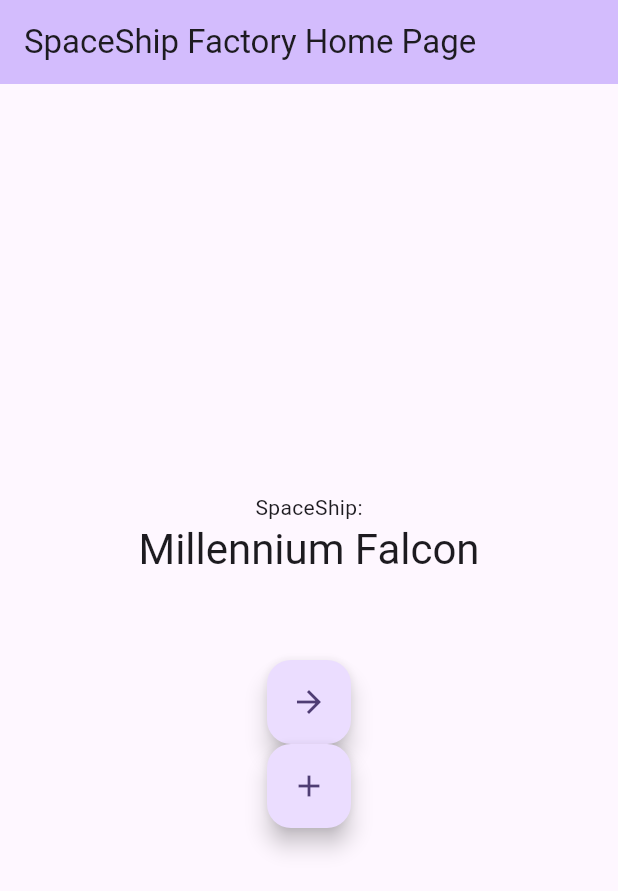
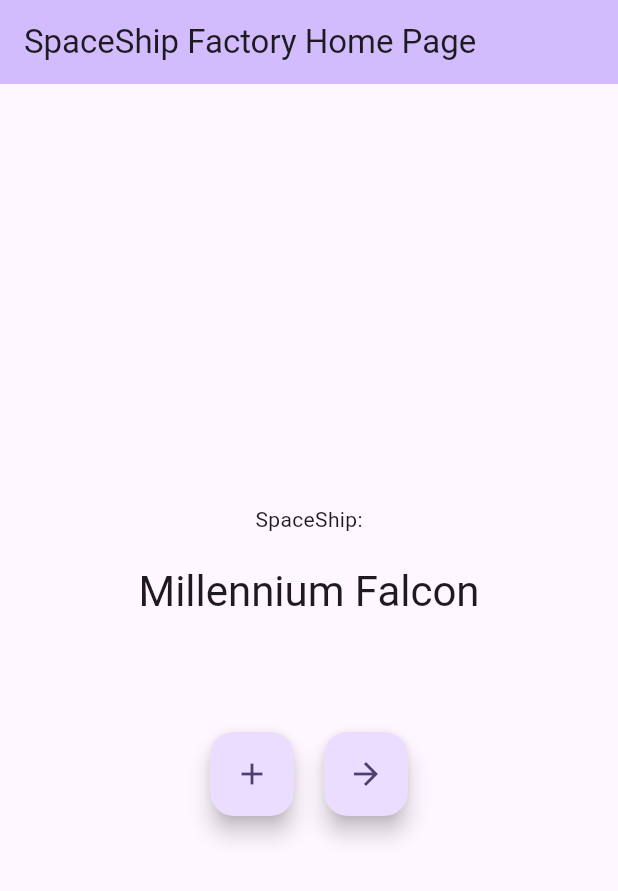
Before and after one commit to JoaoPauloUbaF/flutter_factory_design_pattern_challenge, a Flutter app: the screen it shows after launch, after a tap on the "add" icon, on a phone screen of 412 x 824 dp. Shown: the top 891 px of the screen. Run offline on Flutter 3.47's test engine with Material 2 defaults, Android fonts, the light colour scheme and no system bars.

Commit message:
updated UI

```diff
--- a/lib/main.dart
+++ b/lib/main.dart
@@ -41,6 +41,7 @@
     setState(() {
       spaceShip = Utils.generateRandomSpaceShip();
       _spaceShipName = spaceShip.getDisplay();
+      _spaceShipMovement = "";
     });
   }
 
@@ -58,6 +59,7 @@
             const Text(
               'SpaceShip:',
             ),
+            const SizedBox(height: 20),
             Text(
               _spaceShipName,
               style: Theme.of(context).textTheme.headlineMedium,
@@ -67,6 +69,16 @@
               _spaceShipMovement,
               style: Theme.of(context).textTheme.headlineMedium,
             ),
+            const SizedBox(height: 20),
+            Row(
+              mainAxisAlignment: MainAxisAlignment.center,
+              children: [
+                FloatingActionButton(
+                  onPressed: _newRandomSpaceShip,
+                  tooltip: 'Generate new SpaceShip',
+                  child: const Icon(Icons.add),
+                ),
+                const SizedBox(width: 20),
                 FloatingActionButton(
                     tooltip: 'Move SpaceShip',
                     child: const Icon(Icons.arrow_forward),
@@ -74,10 +86,7 @@
                           _spaceShipMovement = spaceShip.move(),
                           setState(() {}),
                         }),
-            FloatingActionButton(
-              onPressed: _newRandomSpaceShip,
-              tooltip: 'Generate new SpaceShip',
-              child: const Icon(Icons.add),
+              ],
             ),
           ],
         ),
```
Lines whose indentation alone changed are shown as unchanged.
